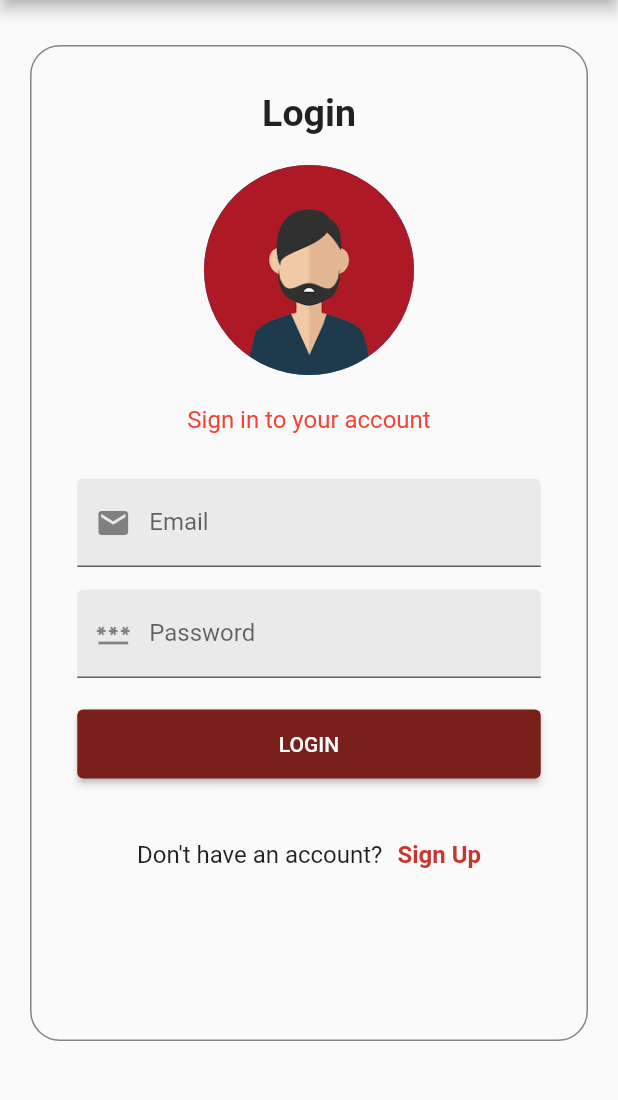
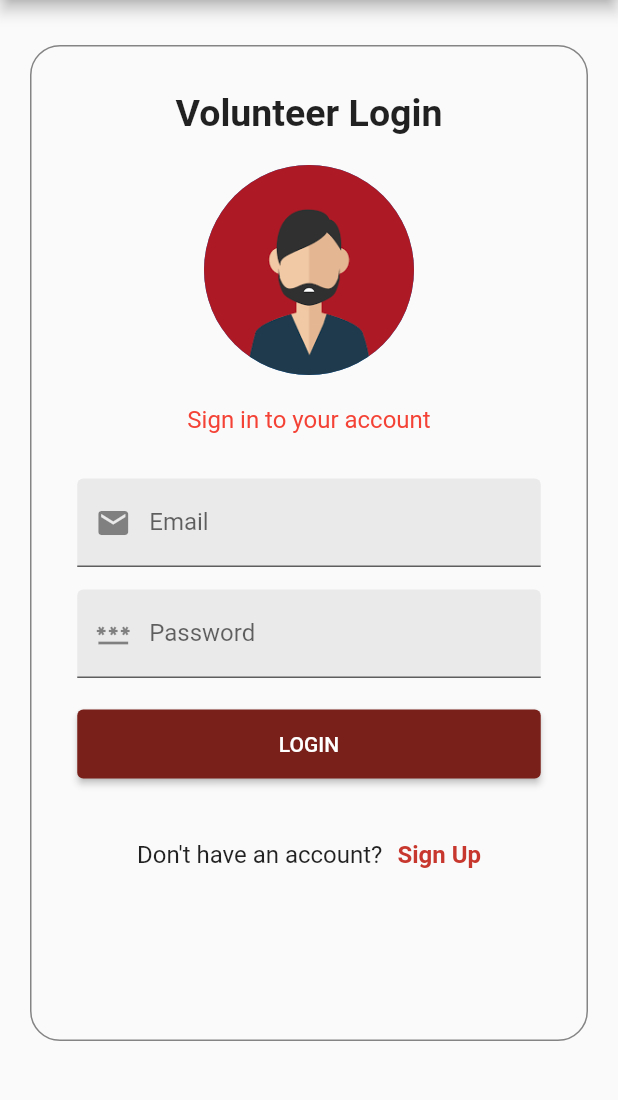
Before and after one commit to maneeshalakshani/Food-Forward, a Flutter app: the screen it shows after launch, after a tap on "Volunteer Community", on a phone screen of 412 x 824 dp, the part 84-1184 px from its top. Run offline on Flutter 3.47's test engine with Material 2 defaults, Android fonts, the phone set to English and light mode, and no system bars; our stand-ins replace auto_route, cloud_firestore, firebase_auth, firebase_core, fl_chart, flutter_hooks and 1 more; accounts and stored records are empty; network calls fail.

Commit message:
feat: donor analytics login

```diff
--- a/lib/pages/authentication/login/volunteer_login_view.dart
+++ b/lib/pages/authentication/login/volunteer_login_view.dart
@@ -11,8 +11,12 @@ class VolunteerLoginView extends HookWidget {
   VolunteerLoginView({
     Key? key,
     required this.userType,
+    this.showAnalytics = false,
+    required this.labelUser,
   }) : super(key: key);
   final String userType;
+  final bool? showAnalytics;
+  final String labelUser;
 
   final TextEditingController emailController = TextEditingController();
   final TextEditingController passwordController = TextEditingController();
@@ -37,9 +41,9 @@ class VolunteerLoginView extends HookWidget {
           child: SingleChildScrollView(
             child: Column(
               children: [
-                const Text(
-                  "Login",
-                  style: TextStyle(
+                Text(
+                  "$labelUser Login",
+                  style: const TextStyle(
                     fontSize: 25,
                     fontWeight: FontWeight.bold,
                   ),
@@ -88,7 +92,7 @@ class VolunteerLoginView extends HookWidget {
                             password: passwordController.text,
                             userType: userType,
                             context: context,
-                            route: const DonorFoodListRoute()
+                            route: showAnalytics == true ? const ProfileRoute() : const DonorFoodListRoute()
                           )
                         : Authentications().loginWithEmailAndPassword(
                             email: emailController.text,
@@ -99,11 +103,13 @@ class VolunteerLoginView extends HookWidget {
                           );
                   },
                 ),
-                AuthenticateNavigator(
-                  text: "Don't have an account?",
-                  linkText: "Sign Up",
-                  route: VolunteerSignUpRoute(userType: userType),
-                ),
+                showAnalytics == false
+                  ? AuthenticateNavigator(
+                      text: "Don't have an account?",
+                      linkText: "Sign Up",
+                      route: VolunteerSignUpRoute(userType: userType, labelUser: labelUser),
+                    )
+                  : const SizedBox(),
               ],
             ),
           ),
--- a/lib/pages/authentication/signup/volunteer_signup_view.dart
+++ b/lib/pages/authentication/signup/volunteer_signup_view.dart
@@ -11,8 +11,10 @@ class VolunteerSignUpView extends HookWidget {
   VolunteerSignUpView({
     Key? key,
     required this.userType,
+    required this.labelUser,
   }) : super(key: key);
   final String userType;
+  final String labelUser;
 
   final ValueNotifier<String> deliveryPreference = ValueNotifier<String>('veg');
 
@@ -219,7 +221,7 @@ class VolunteerSignUpView extends HookWidget {
                 AuthenticateNavigator(
                   text: "Already have an account?",
                   linkText: "Login",
-                  route: VolunteerLoginRoute(userType: userType),
+                  route: VolunteerLoginRoute(userType: userType, labelUser: labelUser),
                 ),
               ],
             ),
--- a/lib/pages/menu/welcome_view.dart
+++ b/lib/pages/menu/welcome_view.dart
@@ -43,17 +43,18 @@ class _MenuViewState extends State<MenuView> {
             Row(
               mainAxisAlignment: MainAxisAlignment.center,
               children: [
-                const ClickableContainer(
-                  text: "Donor",
+                ClickableContainer(
+                  text: "Donor Analytics",
                   imgUrl: "assets/avatar.png",
                   width: 150,
-                  route: ProfileRoute(),
+                  // route: ProfileRoute(),
+                  route: VolunteerLoginRoute(userType: 'donor', showAnalytics: true, labelUser: "Donor"),
                 ),
                 ClickableContainer(
                   text: "Recipient",
                   imgUrl: "assets/avatar.png",
                   width: 150,
-                  route: VolunteerLoginRoute(userType: 'recipient'),
+                  route: VolunteerLoginRoute(userType: 'recipient', labelUser: "Recipient"),
                 ),
               ],
             ),
@@ -61,13 +62,13 @@ class _MenuViewState extends State<MenuView> {
               text: "Volunteer Community",
               imgUrl: "assets/avatar.png",
               width: 310,
-              route: VolunteerLoginRoute(userType: 'volunteer'),
+              route: VolunteerLoginRoute(userType: 'volunteer', labelUser: "Volunteer"),
             ),
             ClickableContainer(
               text: "Donor Community",
               imgUrl: "assets/avatar.png",
               width: 310,
-              route: VolunteerLoginRoute(userType: 'donor'),
+              route: VolunteerLoginRoute(userType: 'donor', labelUser: "Donor"),
             ),
           ],
         )
--- a/lib/pages/profile/profile_view.dart
+++ b/lib/pages/profile/profile_view.dart
@@ -3,6 +3,7 @@ import 'package:flutter_hooks/flutter_hooks.dart';
 import 'package:food_forward/const.dart';
 import 'package:food_forward/pages/Components/appbar.dart';
 import 'package:food_forward/pages/Components/clickable_container.dart';
+import 'package:food_forward/pages/Components/sideNav.dart';
 import 'package:food_forward/routes/routes.gr.dart';
 
 class ProfileView extends HookWidget {
@@ -17,6 +18,7 @@ class ProfileView extends HookWidget {
     double width = MediaQuery.of(context).size.width;
     return Scaffold(
       appBar: appBar(),
+      drawer: SideNav(),
       body: SingleChildScrollView(
         child: Column(
           children: [
--- a/lib/pages/stats/my_stats_view.dart
+++ b/lib/pages/stats/my_stats_view.dart
@@ -4,6 +4,7 @@ import 'package:flutter_hooks/flutter_hooks.dart';
 import 'package:food_forward/const.dart';
 import 'package:food_forward/pages/Components/appbar.dart';
 import 'package:food_forward/pages/Components/clickable_container.dart';
+import 'package:food_forward/pages/Components/sideNav.dart';
 import 'package:food_forward/pages/stats/specified_stat_view/pieChartData.dart';
 import 'package:food_forward/routes/routes.gr.dart';
 import 'package:food_forward/services/user_services.dart';
@@ -19,6 +20,7 @@ class MyStatsView extends HookWidget {
     double width = MediaQuery.of(context).size.width;
     return Scaffold(
       appBar: appBar(),
+      drawer: SideNav(),
       body: SingleChildScrollView(
         child: Padding(
           padding: const EdgeInsets.symmetric(horizontal: 15, vertical: 20),
--- a/lib/pages/stats/specified_stat_view/specified_stat_view.dart
+++ b/lib/pages/stats/specified_stat_view/specified_stat_view.dart
@@ -3,6 +3,7 @@ import 'package:flutter_hooks/flutter_hooks.dart';
 import 'package:food_forward/const.dart';
 import 'package:food_forward/pages/Components/appbar.dart';
 import 'package:food_forward/pages/Components/clickable_container.dart';
+import 'package:food_forward/pages/Components/sideNav.dart';
 import 'package:food_forward/pages/stats/specified_stat_view/customPieChart.dart';
 import 'package:food_forward/pages/stats/specified_stat_view/pieChartData.dart';
 
@@ -30,6 +31,7 @@ class SpecifiedStatView extends HookWidget {
 
     return Scaffold(
       appBar: appBar(),
+      drawer: SideNav(),
       body: SingleChildScrollView(
         child: Container(
           height: height-160,
--- a/lib/pages/tips/expanded_tip/expanded_tip_view.dart
+++ b/lib/pages/tips/expanded_tip/expanded_tip_view.dart
@@ -3,6 +3,7 @@ import 'package:flutter_hooks/flutter_hooks.dart';
 import 'package:food_forward/const.dart';
 import 'package:food_forward/pages/Components/appbar.dart';
 import 'package:food_forward/pages/Components/clickable_container.dart';
+import 'package:food_forward/pages/Components/sideNav.dart';
 import 'package:food_forward/pages/tips/expanded_tip/tip_detailed_card.dart';
 import 'package:food_forward/pages/tips/tips_list.dart';
 
@@ -23,6 +24,7 @@ class ExpandedTipView extends HookWidget {
 
     return Scaffold(
       appBar: appBar(),
+      drawer: SideNav(),
       body: SingleChildScrollView(
         child: Padding(
           padding: const EdgeInsets.symmetric(horizontal: 15, vertical: 20),
--- a/lib/pages/tips/tips_view.dart
+++ b/lib/pages/tips/tips_view.dart
@@ -3,6 +3,7 @@ import 'package:flutter_hooks/flutter_hooks.dart';
 import 'package:food_forward/const.dart';
 import 'package:food_forward/pages/Components/appbar.dart';
 import 'package:food_forward/pages/Components/clickable_container.dart';
+import 'package:food_forward/pages/Components/sideNav.dart';
 import 'package:food_forward/pages/tips/tip_card.dart';
 import 'package:food_forward/pages/tips/tips_list.dart';
 
@@ -19,6 +20,7 @@ class TipsView extends HookWidget {
 
     return Scaffold(
       appBar: appBar(),
+      drawer: SideNav(),
       body: SingleChildScrollView(
         child: Padding(
           padding: const EdgeInsets.symmetric(horizontal: 15, vertical: 20),
--- a/lib/services/authentication.dart
+++ b/lib/services/authentication.dart
@@ -190,7 +190,7 @@ class Authentications{
             toastLength: Toast.LENGTH_LONG,
             gravity: ToastGravity.BOTTOM,
             timeInSecForIosWeb: 1,
-            backgroundColor: Colors.red,
+            backgroundColor: Colors.green,
             textColor: Colors.white,
             fontSize: 16.0
           );
```
Also changed, not shown: lib/routes/routes.gr.dart.
